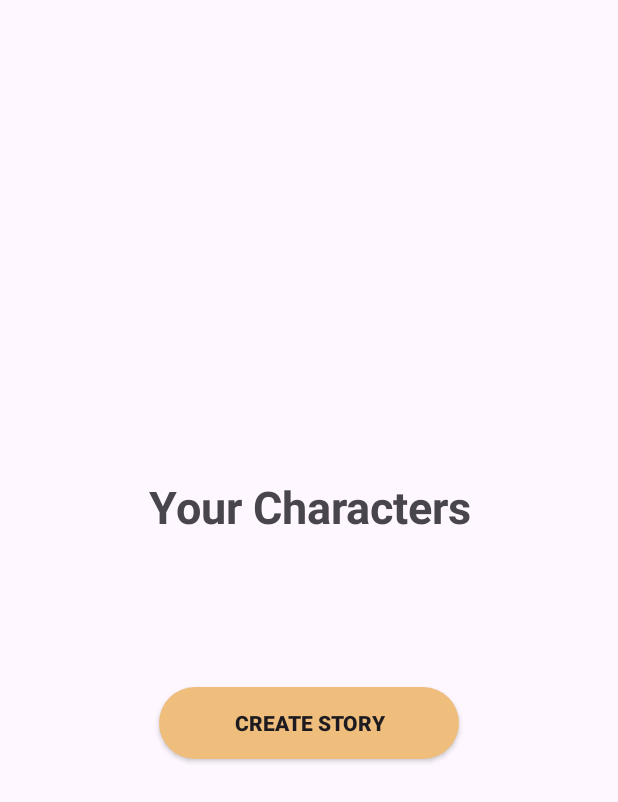
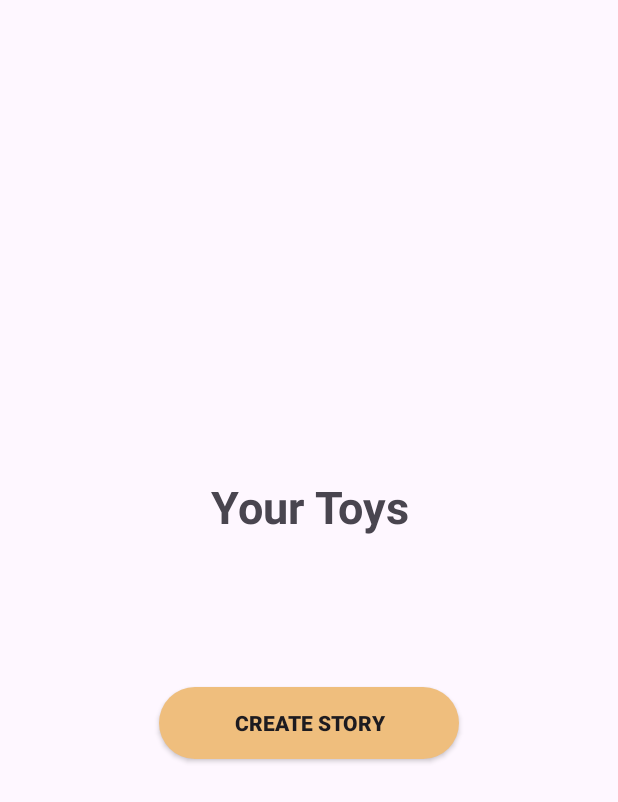
Before and after one commit to phil-beep/Toys2Story, an Android app: the ToyListActivity screen opened directly, with no data from a screen before it, on a phone screen of 412 x 824 dp. Shown: the top 802 px of the screen. Run offline under Robolectric (Android 15) with nearby library versions, the phone set to English and light mode, and no system bars.

Commit message:
minor fixes

```diff
--- a/app/src/main/java/com/example/toys2story/DrawingActivity.java
+++ b/app/src/main/java/com/example/toys2story/DrawingActivity.java
@@ -50,6 +50,8 @@ public class DrawingActivity extends Activity {
                     if(!dv.coords.isEmpty()) {
                         if (!analyzed) {
                             analyzed = true;
+                            btnAnalyze.setEnabled(false);
+                            btnDelete.setEnabled(false);
                             requestAnalyze();
                         } else {
                             Intent intent = new Intent(DrawingActivity.this, DrawingActivity.class);
@@ -90,6 +92,8 @@ public class DrawingActivity extends Activity {
     }
 
     public void callback(String response) {
+        btnAnalyze.setEnabled(true);
+        btnDelete.setEnabled(true);
         response = response.replace("\"", "");
         Story.toys.add(response);
         tv.setText("That's a " + Story.toys.get(Story.toys.size() - 1));
--- a/app/src/main/java/com/example/toys2story/DrawingView.java
+++ b/app/src/main/java/com/example/toys2story/DrawingView.java
@@ -87,7 +87,7 @@ public class DrawingView extends View {
         path.lineTo(curX, curY);
 
         currentStrokes.get(0).clear();
-       currentStrokes.get(1).clear();
+        currentStrokes.get(1).clear();
     }
 
     public void resetDrawing() {
--- a/app/src/main/res/layout/activity_storybook.xml
+++ b/app/src/main/res/layout/activity_storybook.xml
@@ -20,8 +20,7 @@
         android:layout_height="200dp"
         android:background="@drawable/border"
         android:padding="8dp"
-        android:layout_marginVertical="20dp"
-        android:src="@drawable/toys2story" />
+        android:layout_marginVertical="20dp" />
     <TextView
         android:id="@+id/textView"
         android:layout_width="250dp"
--- a/app/src/main/res/layout/activity_toy_list.xml
+++ b/app/src/main/res/layout/activity_toy_list.xml
@@ -12,7 +12,7 @@
         android:textSize="30sp"
         android:textStyle="bold"
         android:gravity="center_horizontal"
-        android:text="Your Characters" />
+        android:text="Your Toys" />
 
     <ListView
         android:id="@+id/listView"
```
